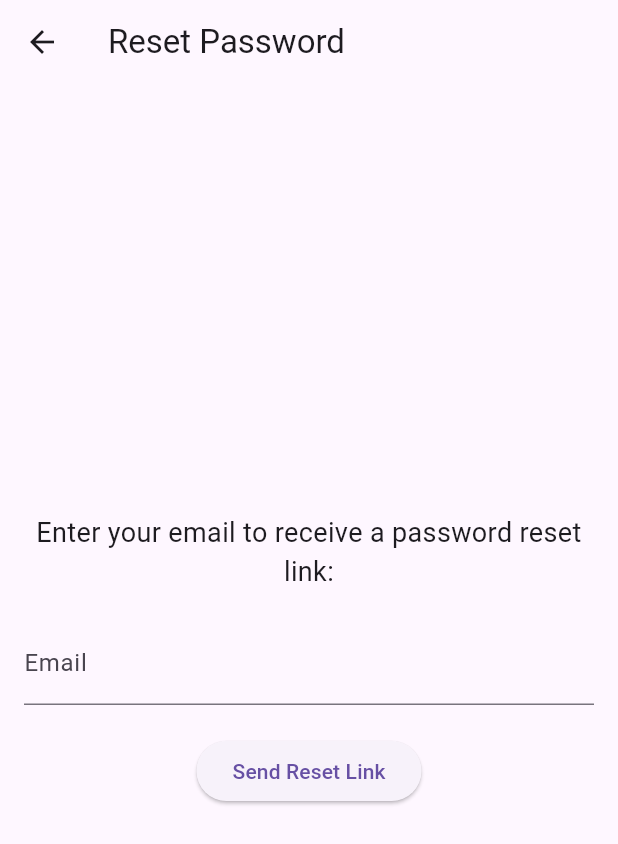
After one commit to vice8710/Domestica, a Flutter app: the LoginPage screen opened directly, after a tap on "Don't remember password?", on a phone screen of 412 x 824 dp. The commit adds this screen. Shown: the top 844 px of the screen. Run offline on Flutter 3.47's test engine with Material 3 defaults, Android fonts, the phone set to English and light mode, and no system bars; our stand-ins replace firebase_auth, firebase_core, google_sign_in; accounts and stored records are empty; network calls fail.

Commit message:
third commit

```diff
--- a/lib/screens/login_screen.dart
+++ b/lib/screens/login_screen.dart
@@ -2,6 +2,8 @@ import 'package:flutter/material.dart';
 import 'package:firebase_auth/firebase_auth.dart';
 import '../services/auth_service.dart';
 import 'HomePage.dart';
+import 'onboarding_screen.dart';
+import 'password_reset_page.dart'; // Import the PasswordResetPage
 
 class LoginPage extends StatefulWidget {
   @override
@@ -16,13 +18,30 @@ class _LoginPageState extends State<LoginPage> {
   @override
   Widget build(BuildContext context) {
     return Scaffold(
-      appBar: AppBar(
-        title: const Text('Login'),
+      body: Center(
+        child: Container(
+          padding: const EdgeInsets.symmetric(horizontal: 32, vertical: 40),
+          decoration: BoxDecoration(
+            color: Colors.white,
+            borderRadius: BorderRadius.circular(10),
+            boxShadow: [BoxShadow(blurRadius: 10, color: Colors.grey.shade300)],
           ),
-      body: Padding(
-        padding: const EdgeInsets.all(16.0),
+          width: 400,
           child: Column(
+            mainAxisSize: MainAxisSize.min,
             children: [
+              Image.asset('assets/logo.png', height: 80),
+              const SizedBox(height: 20),
+              ElevatedButton.icon(
+                onPressed: () {
+                  _authService.signInWithGoogle();
+                },
+                icon: Icon(Icons.account_circle),
+                label: const Text('Sign in with Google'),
+              ),
+              const SizedBox(height: 10),
+              const Text('Or', style: TextStyle(color: Colors.grey)),
+              const SizedBox(height: 10),
               TextField(
                 decoration: const InputDecoration(labelText: 'Email'),
                 onChanged: (value) {
@@ -45,7 +64,32 @@ class _LoginPageState extends State<LoginPage> {
                 onPressed: _signIn,
                 child: const Text('Login'),
               ),
+              const SizedBox(height: 10),
+              Row(
+                mainAxisAlignment: MainAxisAlignment.spaceBetween,
+                children: [
+                  TextButton(
+                    onPressed: () {
+                      Navigator.push(
+                        context,
+                        MaterialPageRoute(builder: (context) => OnboardingScreen()),
+                      );
+                    },
+                    child: const Text('< Register'),
+                  ),
+                  TextButton(
+                    onPressed: () {
+                      Navigator.push(
+                        context,
+                        MaterialPageRoute(builder: (context) => PasswordResetPage()),
+                      );
+                    },
+                    child: const Text("Don't remember password?"),
+                  ),
                 ],
+              ),
+            ],
+          ),
         ),
       ),
     );
--- /dev/null
+++ b/lib/screens/password_reset_page.dart
@@ -0,0 +1,59 @@
+import 'package:flutter/material.dart';
+import 'package:firebase_auth/firebase_auth.dart';
+
+class PasswordResetPage extends StatefulWidget {
+  @override
+  _PasswordResetPageState createState() => _PasswordResetPageState();
+}
+
+class _PasswordResetPageState extends State<PasswordResetPage> {
+  final FirebaseAuth _auth = FirebaseAuth.instance;
+  final TextEditingController _emailController = TextEditingController();
+
+  @override
+  Widget build(BuildContext context) {
+    return Scaffold(
+      appBar: AppBar(
+        title: const Text('Reset Password'),
+      ),
+      body: Padding(
+        padding: const EdgeInsets.all(16.0),
+        child: Column(
+          mainAxisAlignment: MainAxisAlignment.center,
+          children: [
+            const Text(
+              'Enter your email to receive a password reset link:',
+              textAlign: TextAlign.center,
+              style: TextStyle(fontSize: 18),
+            ),
+            const SizedBox(height: 20),
+            TextField(
+              controller: _emailController,
+              keyboardType: TextInputType.emailAddress,
+              decoration: const InputDecoration(labelText: 'Email'),
+            ),
+            const SizedBox(height: 20),
+            ElevatedButton(
+              onPressed: _sendPasswordResetEmail,
+              child: const Text('Send Reset Link'),
+            ),
+          ],
+        ),
+      ),
+    );
+  }
+
+  void _sendPasswordResetEmail() async {
+    try {
+      await _auth.sendPasswordResetEmail(email: _emailController.text);
+      ScaffoldMessenger.of(context).showSnackBar(
+        const SnackBar(content: Text('Password reset email sent. Check your inbox.')),
+      );
+      Navigator.pop(context); // Go back to the login page
+    } catch (e) {
+      ScaffoldMessenger.of(context).showSnackBar(
+        SnackBar(content: Text('Failed to send password reset email: $e')),
+      );
+    }
+  }
+}
--- a/pubspec.yaml
+++ b/pubspec.yaml
@@ -33,3 +33,5 @@ flutter:
     - assets/electrical.jpg
     - assets/painting.png
     - assets/gardening.jpg
+    - assets/google_logo.png
+    - assets/logo.png
```
Also changed, not shown: lib/screens/testscreen.dart (added, +67 -0 lines), assets/google_logo.png (added), assets/logo.png (added). Lines whose indentation alone changed are shown as unchanged.
